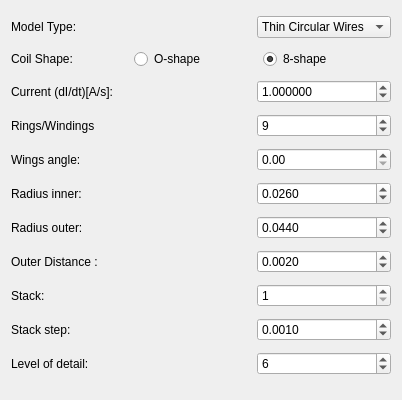
This is src/Interface/Modules/BrainStimulator/ModelTMSCoilDialog.ui in SCIInstitute/SCIRun as Qt 5 draws it before an edit. The edited form follows.
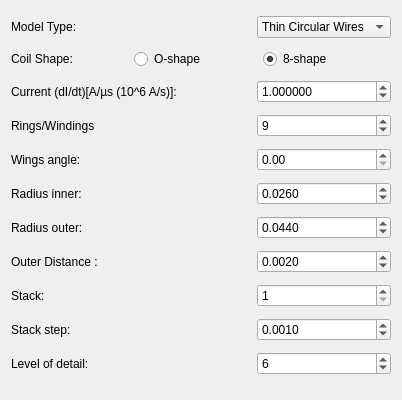
This is the edited form.

Diff of the .ui file:
```diff
--- a/src/Interface/Modules/BrainStimulator/ModelTMSCoilDialog.ui
+++ b/src/Interface/Modules/BrainStimulator/ModelTMSCoilDialog.ui
@@ -83,7 +83,7 @@
    <item row="2" column="0" colspan="2">
     <widget class="QLabel" name="label_2">
      <property name="text">
-      <string>Current (dI/dt)[A/s]:</string>
+      <string>Current (dI/dt)[A/µs (10^6 A/s)]:</string>
      </property>
     </widget>
    </item>
```
